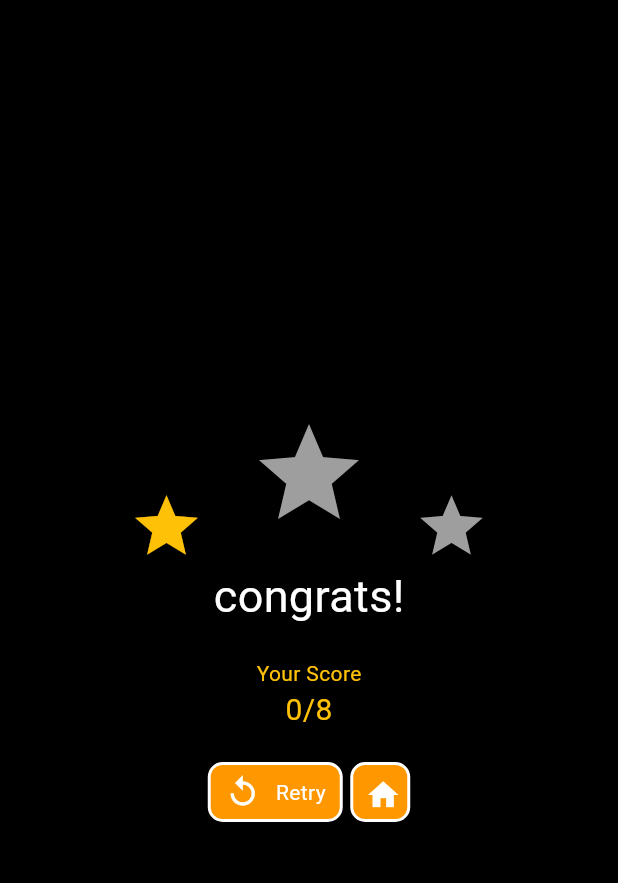
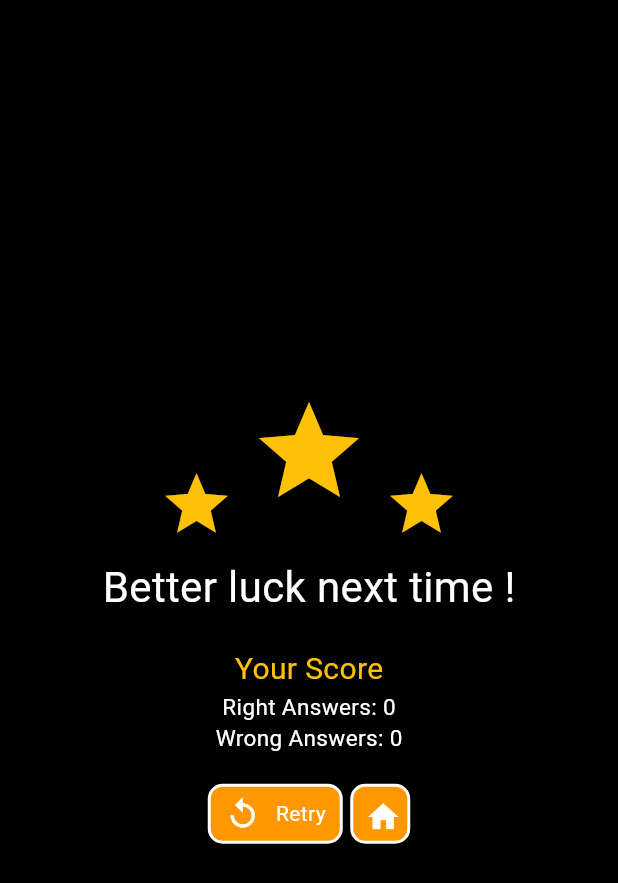
Before and after one commit to Theertha28/quiz_app_sample, a Flutter app: the ResultScreen screen opened directly with empty values, on a phone screen of 412 x 824 dp. Shown: the top 883 px of the screen. Run offline on Flutter 3.47's test engine with Material 3 defaults, Android fonts, the light colour scheme and no system bars; our stand-ins replace font_awesome_flutter, lottie; missing offline and left inert: svg_flutter.

Commit message:
functions added

```diff
--- a/lib/dummy_db.dart
+++ b/lib/dummy_db.dart
@@ -61,7 +61,7 @@ class DummyDb{
  //chemistry
   {
     "category":"Chemistry",
-    "Questions":"20 questions",
+    "Questions":"13 questions",
     "url":"assets/images/chemistry-svgrepo-com.svg",
     "Qlist":[
         {
@@ -129,51 +129,7 @@ class DummyDb{
     "option": ["Water", "Hydrogen Peroxide", "Oxygen", "Nitrogen"],
     "answer": 0
   },
-  {
-    "question": "What is the atomic number of carbon?",
-    "option": ["6", "8", "12", "14"],
-    "answer": 0
-  },
-  {
-    "question": "What type of bond involves the sharing of electron pairs between atoms?",
-    "option": ["Ionic Bond", "Covalent Bond", "Metallic Bond", "Hydrogen Bond"],
-    "answer": 1
-  },
-  {
-    "question": "What is the chemical formula for sulfuric acid?",
-    "option": ["H2SO4", "HCl", "HNO3", "CH3COOH"],
-    "answer": 0
-  },
-  {
-    "question": "Which gas is known as laughing gas?",
-    "option": ["Nitrous Oxide", "Oxygen", "Carbon Dioxide", "Helium"],
-    "answer": 0
-  },
-  {
-    "question": "What is the name of the process by which plants convert carbon dioxide into oxygen?",
-    "option": ["Respiration", "Photosynthesis", "Fermentation", "Combustion"],
-    "answer": 1
-  },
-  {
-    "question": "What is the chemical symbol for Iron?",
-    "option": ["Fe", "Ir", "I", "In"],
-    "answer": 0
-  },
-  {
-    "question": "Which of the following is an alkali metal?",
-    "option": ["Magnesium", "Calcium", "Sodium", "Iron"],
-    "answer": 2
-  },
-  {
-    "question": "What is the chemical formula for ammonia?",
-    "option": ["NH3", "NH4", "N2H4", "N2O"],
-    "answer": 0
-  },
-  {
-    "question": "What is the name of the chemical reaction that absorbs heat?",
-    "option": ["Exothermic", "Endothermic", "Combustion", "Decomposition"],
-    "answer": 1
-  }
+
 
     ]
   },
--- a/lib/view/home_screen/widgets/category_buildercard.dart
+++ b/lib/view/home_screen/widgets/category_buildercard.dart
@@ -7,12 +7,12 @@ class CategoryBuilder extends StatelessWidget {
   const CategoryBuilder({
     super.key,
     required this.category,
-     required this.qnumber,
+     required this.Questions,
      required this.url,
      this.onGridTap,
   });
   final String category;
-  final String qnumber;
+  final String Questions;
   final String url;
    final void Function()? onGridTap;
 
@@ -42,7 +42,7 @@ class CategoryBuilder extends StatelessWidget {
               ),
               SizedBox(height: 8,),
                Text(
-                qnumber,
+                Questions,
                 style: TextStyle(color: Colors.grey, fontSize: 13),
               ),
             ],
--- a/lib/view/quiz_screen/widget/options_card.dart
+++ b/lib/view/quiz_screen/widget/options_card.dart
@@ -11,7 +11,7 @@ class OptionsCard extends StatelessWidget {
   });
 
   final int questionIndex;
-   final int optionIndex;
+   final String optionIndex;
    final void Function()? onOptionsTap;
    final Color borderColor;
 
@@ -28,7 +28,7 @@ class OptionsCard extends StatelessWidget {
         child: Row(
           mainAxisAlignment: MainAxisAlignment.spaceBetween,
           children: [
-            Text(DummyDb.quiz[questionIndex][0]["option"][optionIndex],
+            Text(optionIndex,
             style: TextStyle(color: Colors.white,fontWeight: FontWeight.bold),),
             CircleAvatar(
               radius: 10,
--- a/lib/view/result_screen/result_screen.dart
+++ b/lib/view/result_screen/result_screen.dart
@@ -4,8 +4,14 @@ import 'package:quiz_app_sample/view/home_screen/home_screen.dart';
 import 'package:quiz_app_sample/view/quiz_screen/quiz_screen.dart';
 
 class ResultScreen extends StatefulWidget {
-  const ResultScreen({super.key, required this.rightAnsCount});
+  const ResultScreen({super.key,
+   required this.rightAnsCount,
+    required this.wrongAnsCount,
+     required this.qstn});
   final int rightAnsCount;
+   final int wrongAnsCount;
+   final List qstn;
+
 
   @override
   State<ResultScreen> createState() => _ResultScreenState();
@@ -26,37 +32,30 @@ class _ResultScreenState extends State<ResultScreen> {
           mainAxisAlignment: MainAxisAlignment.center,
           children: [
 
-            Row(
-              crossAxisAlignment: CrossAxisAlignment.end,
-              mainAxisAlignment: MainAxisAlignment.center,
-              children: List.generate(3, (index) => Padding(
-                padding: EdgeInsets.only(
-                  bottom: index==1? 20 : 0 ,left: 15, right: 15
-                ),
-                child: Icon(Icons.star,
-                color: index <=starCount ? Colors.amber :Colors.grey,
-                size: index==1?80 :50,),
-                ),)
-            ),
-            Text("congrats!",
-            style: TextStyle(fontSize: 30,color: Colors.white),),
+            _buildStarViewSection(starCount: starCount),
+            SizedBox(height: 10,),
+            Text( _getString(),
+            style: TextStyle(fontSize: 28,color: Colors.white),),
 
             SizedBox(height: 20,),
             Column(
               children: [
                 Text("Your Score",
-                style: TextStyle(color: Colors.amber),),
-                Text("${widget.rightAnsCount}/${DummyDb.quiz.length}",
                 style: TextStyle(color: Colors.amber,fontSize: 20),),
+                Text("Right Answers: ${widget.rightAnsCount}",
+                style: TextStyle(color: Colors.white,fontSize: 15),),
+                 Text("Wrong Answers: ${widget.wrongAnsCount}",
+                style: TextStyle(color: Colors.white,fontSize: 15),),
+
 
                 SizedBox(height: 20,),
                 InkWell(
-                  // onTap: (){
-                  //   Navigator.push(context,
-                  //    MaterialPageRoute(builder: (context)=>QuizScreen(
-                  //     // questionList: [DummyDb()],
-                  //    )));
-                  // },
+                  onTap: (){
+                    Navigator.push(context,
+                     MaterialPageRoute(builder: (context)=>QuizScreen(
+                  QuestionList: widget.qstn,
+                     )));
+                  },
                   child: Row(
                     mainAxisAlignment: MainAxisAlignment.center,
                     children: [
@@ -82,7 +81,9 @@ class _ResultScreenState extends State<ResultScreen> {
                         height: 40,
                        width: 40,
                         child: Center(child: IconButton(onPressed: (){
-                          Navigator.pushReplacement(context, MaterialPageRoute(builder: (context)=>HomeScreen()));
+                          Navigator.pushReplacement(
+                            context,
+                          MaterialPageRoute(builder: (context)=>HomeScreen()));
                         },
                          icon: Icon(Icons.home,color: Colors.white,))),
                       decoration: BoxDecoration(
@@ -102,9 +103,9 @@ class _ResultScreenState extends State<ResultScreen> {
     );
   }
 
-  calPercentage(){
+ int calPercentage(){
     double percentage =
-    (widget.rightAnsCount +100)/DummyDb.quiz.length;
+    (widget.rightAnsCount +100)/widget.qstn.length;
     print(percentage);
     if(percentage >= 80){
       return 3;
@@ -116,4 +117,40 @@ class _ResultScreenState extends State<ResultScreen> {
       return 0;
     }
   }
+
+  String _getString() {
+    double scorePercentage =
+        (widget.rightAnsCount / widget.qstn.length) * 100;
+    if (scorePercentage >= 45) {
+      if (scorePercentage >= 80) {
+        return "Congratulations !";
+      } else {
+        return "Average !";
+      }
+    }
+    return "Better luck next time !";}
 }
+
+class _buildStarViewSection extends StatelessWidget {
+  const _buildStarViewSection({
+    super.key,
+    required this.starCount,
+  });
+
+  final int starCount;
+
+  Widget build(BuildContext context) {
+    return Row(
+      crossAxisAlignment: CrossAxisAlignment.end,
+      mainAxisAlignment: MainAxisAlignment.center,
+      children: List.generate(3, (index) => Padding(
+        padding: EdgeInsets.only(
+          bottom: index==1? 20 : 0 ,left: 5, right: 5
+        ),
+        child: Icon(Icons.star,
+        color: index <=starCount ? Colors.amber :Colors.grey,
+        size: index==1?80 :50,),
+        ),)
+    );
+  }
+}
--- a/pubspec.yaml
+++ b/pubspec.yaml
@@ -38,6 +38,7 @@ dependencies:
   flutter_bloc: ^8.1.6
   lottie: ^3.1.2
   svg_flutter: ^0.0.1
+  font_awesome_flutter: ^10.7.0
 
 dev_dependencies:
   flutter_test:
```
Also changed, not shown: lib/view/home_screen/home_screen.dart (+58 -1 lines), lib/view/quiz_screen/quiz_screen.dart (+51 -27 lines), pubspec.lock.
